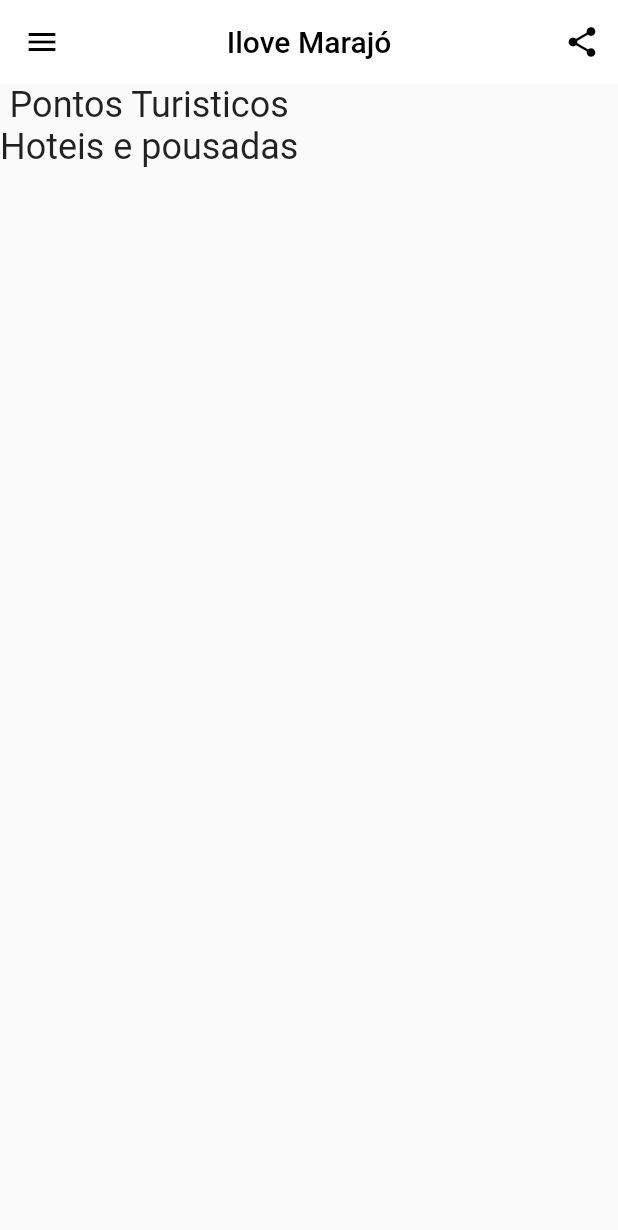
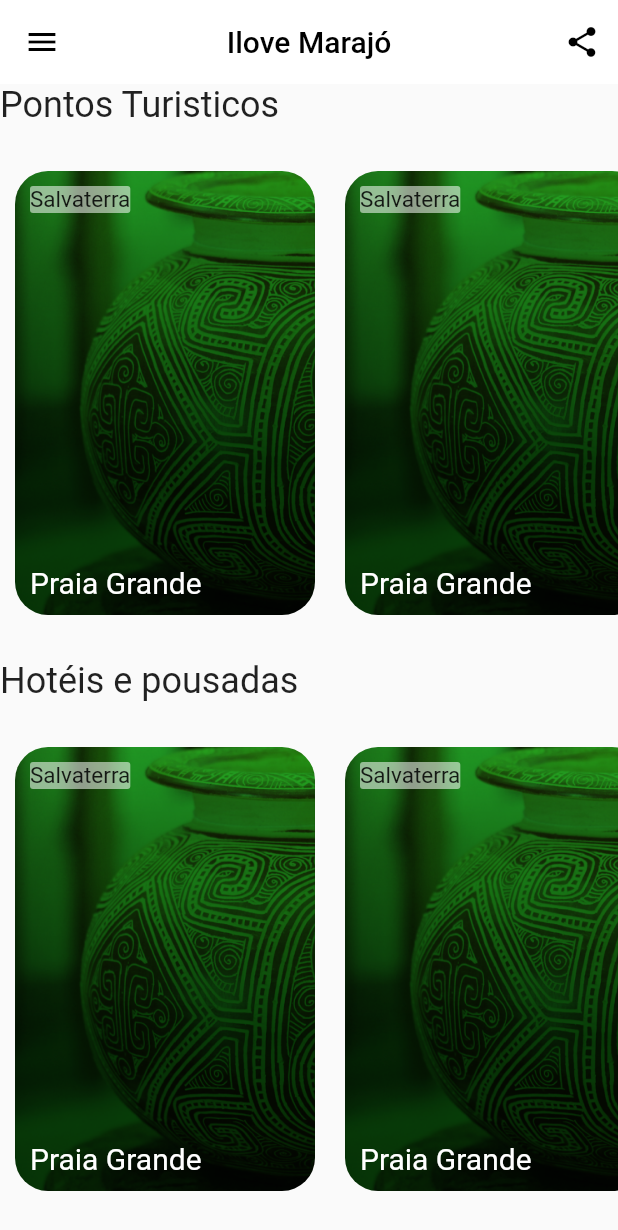
Before and after one commit to IloveMarajoProject/Ilove-Marajo, a Flutter app: the HomePage screen opened directly, on a phone screen of 412 x 824 dp. Shown: the top 1230 px of the screen. Run offline on Flutter 3.47's test engine with Material 2 defaults, Android fonts, the light colour scheme and no system bars; drawn by our look-alikes of auto_size_text; our stand-ins replace google_fonts.

Commit message:
Nova atualização

```diff
--- a/lib/Views/HomePage/HomePage.dart
+++ b/lib/Views/HomePage/HomePage.dart
@@ -1,6 +1,8 @@
 import 'package:auto_size_text/auto_size_text.dart';
 import 'package:flutter/cupertino.dart';
 import 'package:flutter/material.dart';
+
+import 'Widgets/ListaWidget.dart';
 
 class HomePage extends StatefulWidget {
   @override
@@ -26,24 +28,39 @@ class _HomePageState extends State<HomePage> {
       drawer: Drawer(),
 
       body: Column(
-        mainAxisAlignment: MainAxisAlignment.start,
+        crossAxisAlignment: CrossAxisAlignment.start,
         children: [
-          Flexible(
-            child: AutoSizeText(
+          AutoSizeText(
             'Pontos Turisticos',
             maxLines: 1,
             style: TextStyle(
               fontSize: 24
             ),
-              )),
-          Flexible(
-            child: AutoSizeText(
-              'Hoteis e pousadas',
+            ),
+
+          Expanded(
+            child: Container(
+              height: 200,
+              color: Colors.transparent,
+              child: ListaWidget(),
+            ),
+          ),
+
+          AutoSizeText(
+            'Hotéis e pousadas',
             maxLines: 1,
             style: TextStyle(
               fontSize: 24
             ),
-              )),
+          ),
+
+          Expanded(
+            child: Container(
+              height: 200,
+              color: Colors.transparent,
+              child: ListaWidget(),
+            ),
+          ),
         ],
       )
     );
--- a/lib/Views/HomePage/Widgets/ListaWidget.dart
+++ b/lib/Views/HomePage/Widgets/ListaWidget.dart
@@ -1,3 +1,4 @@
+import 'package:auto_size_text/auto_size_text.dart';
 import 'package:flutter/material.dart';
 
 class ListaWidget extends StatefulWidget {
@@ -8,8 +9,67 @@ class ListaWidget extends StatefulWidget {
 class _ListaWidgetState extends State<ListaWidget> {
   @override
   Widget build(BuildContext context) {
+    return ListView(
+      scrollDirection: Axis.horizontal,
+      children: [
+        _container(),
+        _container(),
+        _container(),
+      ],
+    );
+  }
+
+
+  Widget _container(){
     return Container(
+      margin: EdgeInsets.symmetric(vertical: 30,horizontal: 10),
+      width: 200,
+      decoration: BoxDecoration(
+        color: Colors.white,
+        borderRadius: BorderRadius.circular(22),
+        image: DecorationImage(
+          fit: BoxFit.cover,
+          image: AssetImage('image/fundos/login.PNG')
+        )
+      ),
 
+      child: Stack(
+        children: [
+
+          //Local aonde a ponto está, pode ser a uma vila ou cidade e etc...
+          //Não é o municipio
+          Padding(
+            padding: const EdgeInsets.all(10.0),
+            child: Container(
+              decoration: BoxDecoration(
+                color: Colors.white54,
+                borderRadius: BorderRadius.circular(2)
+              ),
+              child: AutoSizeText(
+                'Salvaterra',
+                style: TextStyle(fontSize: 15),
+                ),
+            ),
+          ),
+
+
+          //Nome do ponto turistio
+          Padding(
+            padding: const EdgeInsets.all(10.0),
+            child: Align(
+              alignment: Alignment.bottomLeft,
+              child: AutoSizeText(
+                'Praia Grande',
+                maxLines: 2,
+                style: TextStyle(
+                  fontSize: 20,
+                  color: Colors.white
+                ),
+                ),
+            ),
+          )
+        ],
+      ),
     );
   }
 }
```
Lines whose indentation alone changed are shown as unchanged.
